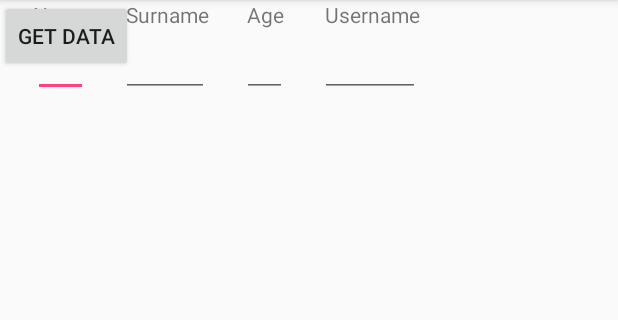
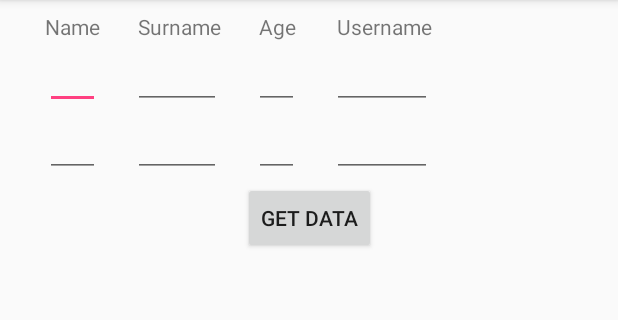
Before and after one commit to Dawid87/AndroidPHPSQLReg, an Android app: the ReadingFromDB screen opened directly, with no data from a screen before it, on a phone screen of 412 x 824 dp, the part 84-404 px from its top. Run offline under Robolectric (Android 15) with nearby library versions, the phone set to English and light mode, and no system bars.

```diff
--- a/app/src/main/AndroidManifest.xml
+++ b/app/src/main/AndroidManifest.xml
@@ -19,7 +19,8 @@
             </intent-filter>
         </activity>
         <activity android:name=".Register" />
-        <activity android:name=".ReadingFromDB"></activity>
+        <activity android:name=".ReadingFromDB" />
+        <activity android:name=".UserAccount"></activity>
     </application>
 
 </manifest>
--- a/app/src/main/java/com/example/dawiddelimata/connectwithnetwork/MainActivity.java
+++ b/app/src/main/java/com/example/dawiddelimata/connectwithnetwork/MainActivity.java
@@ -30,4 +30,8 @@ public class MainActivity extends AppCompatActivity {
         startActivity(new Intent(this, Register.class));
     }
 
+    public void OnGet(View v){
+        startActivity(new Intent(this, UserAccount.class));
+    }
+
 }
--- a/app/src/main/res/layout/activity_main.xml
+++ b/app/src/main/res/layout/activity_main.xml
@@ -47,10 +47,10 @@
 
     <Button
         android:id="@+id/bt_register"
-        android:onClick="Register"
         android:layout_width="wrap_content"
         android:layout_height="wrap_content"
         android:layout_marginTop="34dp"
+        android:onClick="Register"
         android:text="Register"
         app:layout_constraintStart_toStartOf="@+id/btnLogin"
         app:layout_constraintTop_toBottomOf="@+id/btnLogin" />
--- a/app/src/main/res/layout/activity_reading_from_db.xml
+++ b/app/src/main/res/layout/activity_reading_from_db.xml
@@ -7,47 +7,53 @@
     tools:context="com.example.dawiddelimata.connectwithnetwork.ReadingFromDB">
 
     <TableLayout
-        android:layout_width="368dp"
-        android:layout_height="495dp"
-        tools:layout_editor_absoluteX="8dp"
-        tools:layout_editor_absoluteY="8dp">
+        android:id="@+id/tableLayout"
+        android:layout_width="0dp"
+        android:layout_height="0dp"
+        android:layout_marginBottom="8dp"
+        android:layout_marginEnd="8dp"
+        android:layout_marginStart="8dp"
+        android:layout_marginTop="8dp"
+        app:layout_constraintBottom_toBottomOf="parent"
+        app:layout_constraintEnd_toEndOf="parent"
+        app:layout_constraintStart_toStartOf="parent"
+        app:layout_constraintTop_toTopOf="parent">
 
         <TableRow
             android:layout_width="match_parent"
-            android:layout_height="match_parent" >
+            android:layout_height="match_parent">
 
             <TextView
-                android:id="@+id/textView8"
-                android:layout_marginLeft="22dp"
+                android:id="@+id/tv_namee"
                 android:layout_width="wrap_content"
                 android:layout_height="wrap_content"
+                android:layout_marginLeft="22dp"
                 android:text="Name"
-                tools:layout_editor_absoluteX="16dp"
-                tools:layout_editor_absoluteY="16dp" />
+                tools:layout_editor_absoluteX="16dp" />
 
             <TextView
-                android:id="@+id/textView7"
-                android:layout_marginLeft="25dp"
+                android:id="@+id/tv_surname"
                 android:layout_width="wrap_content"
                 android:layout_height="wrap_content"
+                android:layout_marginLeft="25dp"
                 android:text="Surname"
                 tools:layout_editor_absoluteX="16dp"
                 tools:layout_editor_absoluteY="16dp" />
 
             <TextView
-                android:id="@+id/textView6"
-                android:layout_marginLeft="25dp"
+                android:id="@+id/tv_age"
                 android:layout_width="wrap_content"
                 android:layout_height="wrap_content"
+                android:layout_marginLeft="25dp"
                 android:text="Age"
                 tools:layout_editor_absoluteX="16dp"
                 tools:layout_editor_absoluteY="16dp" />
 
             <TextView
-                android:id="@+id/textView5"
-                android:layout_marginLeft="25dp"
+                android:id="@+id/tv_username"
                 android:layout_width="wrap_content"
                 android:layout_height="wrap_content"
+                android:layout_marginLeft="25dp"
                 android:text="Username"
                 tools:layout_editor_absoluteX="16dp"
                 tools:layout_editor_absoluteY="16dp" />
@@ -59,9 +65,9 @@
 
             <EditText
                 android:id="@+id/et_name"
-                android:layout_marginLeft="22dp"
                 android:layout_width="30dp"
                 android:layout_height="wrap_content"
+                android:layout_marginLeft="22dp"
                 android:ems="10"
                 android:inputType="textPersonName"
                 tools:layout_editor_absoluteX="25dp"
@@ -69,9 +75,9 @@
 
             <EditText
                 android:id="@+id/et_surname"
-                android:layout_marginLeft="22dp"
                 android:layout_width="30dp"
                 android:layout_height="wrap_content"
+                android:layout_marginLeft="22dp"
                 android:ems="10"
                 android:inputType="textPersonName"
                 tools:layout_editor_absoluteX="25dp"
@@ -79,9 +85,9 @@
 
             <EditText
                 android:id="@+id/et_age"
-                android:layout_marginLeft="22dp"
                 android:layout_width="30dp"
                 android:layout_height="wrap_content"
+                android:layout_marginLeft="22dp"
                 android:ems="10"
                 android:inputType="textPersonName"
                 tools:layout_editor_absoluteX="25dp"
@@ -89,9 +95,9 @@
 
             <EditText
                 android:id="@+id/et_username"
-                android:layout_marginLeft="22dp"
                 android:layout_width="30dp"
                 android:layout_height="wrap_content"
+                android:layout_marginLeft="22dp"
                 android:ems="10"
                 android:inputType="textPersonName"
                 tools:layout_editor_absoluteX="25dp"
@@ -100,7 +106,48 @@
 
         <TableRow
             android:layout_width="match_parent"
-            android:layout_height="match_parent" />
+            android:layout_height="match_parent" >
+
+            <EditText
+                android:id="@+id/et_username2"
+                android:layout_width="30dp"
+                android:layout_height="wrap_content"
+                android:layout_marginLeft="22dp"
+                android:ems="10"
+                android:inputType="textPersonName"
+                tools:layout_editor_absoluteX="25dp"
+                tools:layout_editor_absoluteY="112dp" />
+
+            <EditText
+                android:id="@+id/et_age2"
+                android:layout_width="30dp"
+                android:layout_height="wrap_content"
+                android:layout_marginLeft="22dp"
+                android:ems="10"
+                android:inputType="textPersonName"
+                tools:layout_editor_absoluteX="25dp"
+                tools:layout_editor_absoluteY="112dp" />
+
+            <EditText
+                android:id="@+id/et_surname2"
+                android:layout_width="30dp"
+                android:layout_height="wrap_content"
+                android:layout_marginLeft="22dp"
+                android:ems="10"
+                android:inputType="textPersonName"
+                tools:layout_editor_absoluteX="25dp"
+                tools:layout_editor_absoluteY="112dp" />
+
+            <EditText
+                android:id="@+id/et_name2"
+                android:layout_width="30dp"
+                android:layout_height="wrap_content"
+                android:layout_marginLeft="22dp"
+                android:ems="10"
+                android:inputType="textPersonName"
+                tools:layout_editor_absoluteX="25dp"
+                tools:layout_editor_absoluteY="112dp" />
+        </TableRow>
 
         <TableRow
             android:layout_width="match_parent"
@@ -111,9 +158,11 @@
         android:id="@+id/bt_getData"
         android:layout_width="wrap_content"
         android:layout_height="wrap_content"
+        android:layout_marginTop="121dp"
+        android:onClick="OnGet"
         android:text="Get Data"
-        android:onClick="OnGet"
-        tools:layout_editor_absoluteX="148dp"
-        tools:layout_editor_absoluteY="121dp" />
+        app:layout_constraintEnd_toEndOf="parent"
+        app:layout_constraintStart_toStartOf="parent"
+        app:layout_constraintTop_toTopOf="parent" />
 
 </android.support.constraint.ConstraintLayout>
```
Also changed, not shown: app/src/main/java/com/example/dawiddelimata/connectwithnetwork/BackgroundWorker.java (+60 -5 lines).
